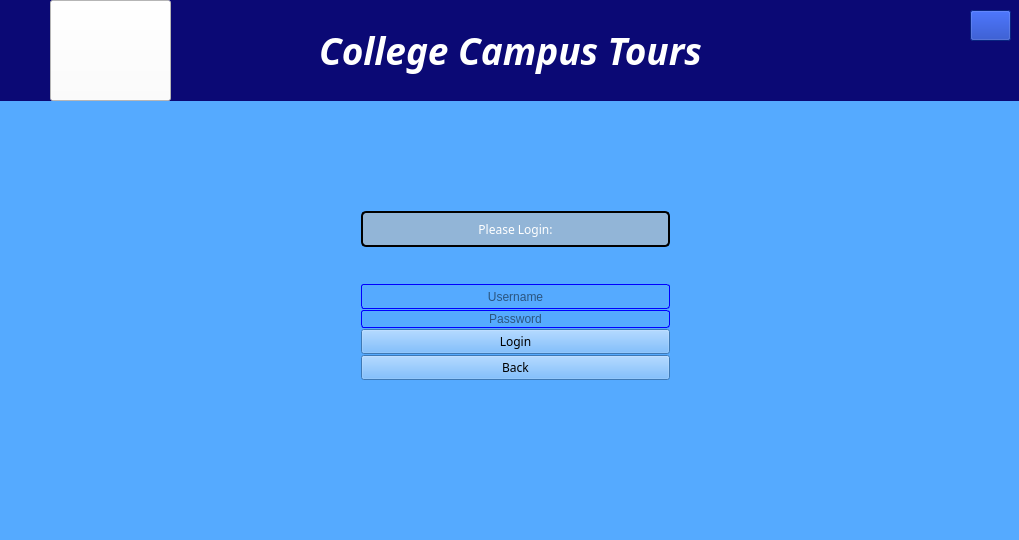
Qt form mainwindow.ui (Tbloom9787/CS1D_CollegeTour) before a commit.
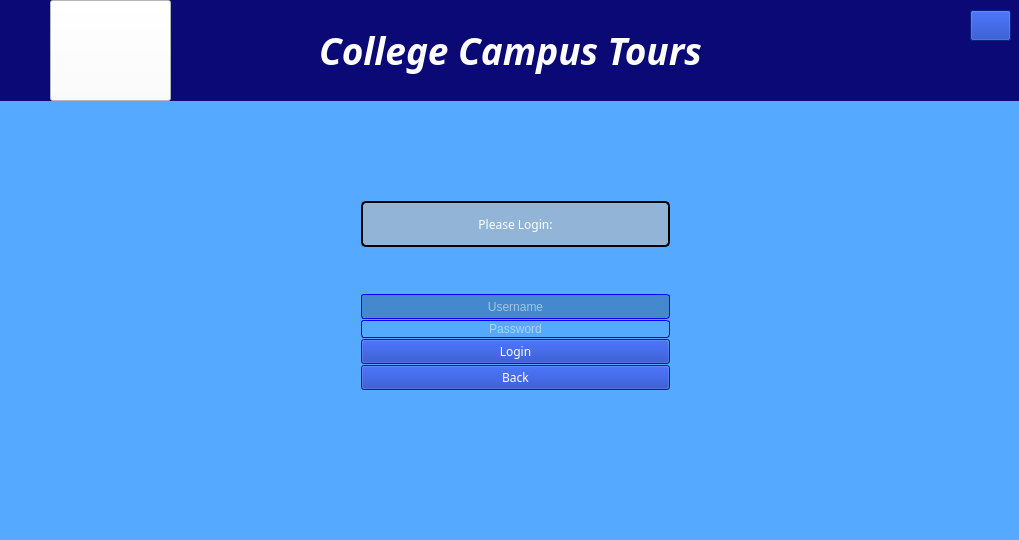
The same form after that commit. The open tabs and pages were chosen to show the change. Icons and pictures are not drawn.

Diff of the .ui file:
```diff
--- a/mainwindow.ui
+++ b/mainwindow.ui
@@ -616,15 +616,19 @@
      </widget>
     </widget>
     <widget class="QWidget" name="adminLoginPage">
-     <widget class="QWidget" name="layoutWidget">
+     <widget class="QFrame" name="frame">
       <property name="geometry">
        <rect>
         <x>350</x>
-        <y>200</y>
+        <y>190</y>
         <width>331</width>
-        <height>191</height>
+        <height>211</height>
        </rect>
       </property>
+      <property name="styleSheet">
+       <string notr="true">background-color: rgba(31, 34, 31, .70);
+color: white;</string>
+      </property>
       <layout class="QVBoxLayout" name="adminLoginLayout">
        <property name="spacing">
         <number>1</number>
@@ -702,7 +706,8 @@
           </size>
          </property>
          <property name="styleSheet">
-          <string notr="true">border-style: solid;
+          <string notr="true">background: rgba(0,0,0,50);
+border-style: solid;
 border-color: blue;
 border-width: 1px;
 border-radius: 3px;
@@ -743,7 +748,7 @@
           </font>
          </property>
          <property name="styleSheet">
-          <string notr="true"/>
+          <string notr="true">background-color: rgba(11,50, 180,1);</string>
          </property>
          <property name="text">
           <string>Login</string>
@@ -760,7 +765,7 @@
           </font>
          </property>
          <property name="styleSheet">
-          <string notr="true"/>
+          <string notr="true">background-color: rgba(11,50, 180,1);</string>
          </property>
          <property name="text">
           <string>Back</string>
@@ -769,25 +774,6 @@
        </item>
       </layout>
      </widget>
-     <widget class="QLabel" name="label_adminBox">
-      <property name="geometry">
-       <rect>
-        <x>350</x>
-        <y>200</y>
-        <width>331</width>
-        <height>191</height>
-       </rect>
-      </property>
-      <property name="styleSheet">
-       <string notr="true">background-color: rgba(31, 34, 31, .70);
-border-radius: 10px;</string>
-      </property>
-      <property name="text">
-       <string/>
-      </property>
-     </widget>
-     <zorder>label_adminBox</zorder>
-     <zorder>layoutWidget</zorder>
     </widget>
     <widget class="QWidget" name="adminPanelPage">
      <widget class="QFrame" name="CollegeOperationsFrame">
```
Left out of the diff: 12 changed lines with no effect on the pictures.
